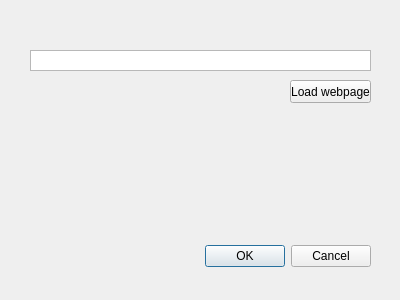
Before: the Qt Designer form web2qgis_dialog_base.ui in tomchadwin/web2qgis, drawn with Qt 5.
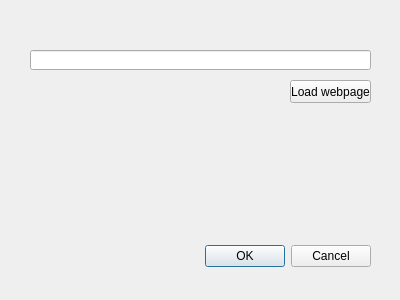
After: the same form once the commit is applied.

Commit message: Change QplainTextEdit to QLineEdit

The edit to the form file:
```diff
--- a/web2qgis_dialog_base.ui
+++ b/web2qgis_dialog_base.ui
@@ -29,22 +29,6 @@
     <set>QDialogButtonBox::Cancel|QDialogButtonBox::Ok</set>
    </property>
   </widget>
-  <widget class="QPlainTextEdit" name="urlInput">
-   <property name="geometry">
-    <rect>
-     <x>30</x>
-     <y>50</y>
-     <width>341</width>
-     <height>21</height>
-    </rect>
-   </property>
-   <property name="verticalScrollBarPolicy">
-    <enum>Qt::ScrollBarAlwaysOff</enum>
-   </property>
-   <property name="horizontalScrollBarPolicy">
-    <enum>Qt::ScrollBarAlwaysOff</enum>
-   </property>
-  </widget>
   <widget class="QLabel" name="feedbackLabel">
    <property name="geometry">
     <rect>
@@ -71,6 +55,16 @@
     <string>Load webpage</string>
    </property>
   </widget>
+  <widget class="QLineEdit" name="urlInput">
+   <property name="geometry">
+    <rect>
+     <x>30</x>
+     <y>50</y>
+     <width>341</width>
+     <height>20</height>
+    </rect>
+   </property>
+  </widget>
  </widget>
  <resources/>
  <connections>
```
The commit also changes 1 other file.
